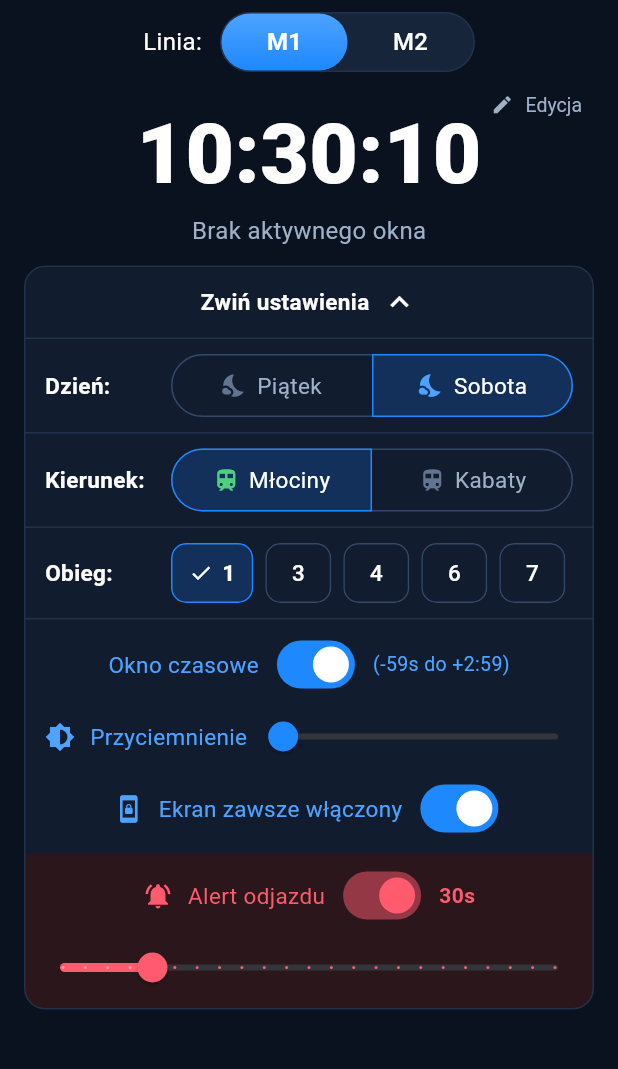
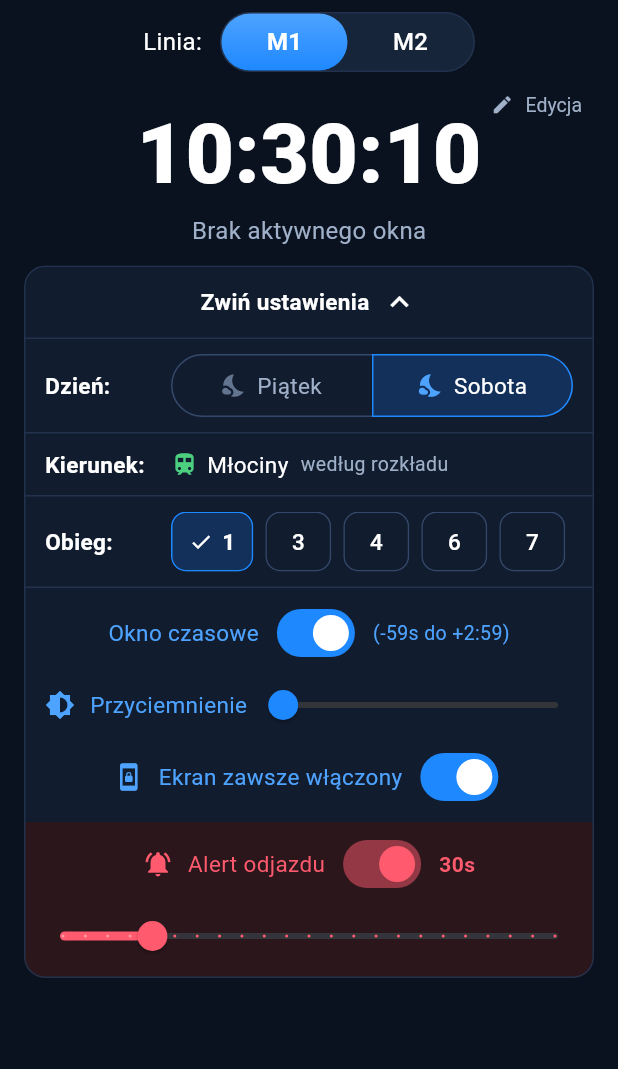
Before and after one commit to pablop76/jazdy-nocne, a Flutter app: the screen it shows after launch, after a tap on "Rozumiem i akceptuję", after a tap on the "settings" icon, on a phone screen of 412 x 824 dp, the part 99-1168 px from its top. Run offline on Flutter 3.47's test engine with Material 3 defaults, Android fonts, the phone set to English and light mode, and no system bars; our stand-ins replace audioplayers, flutter_tts, package_info_plus, shared_preferences, wakelock_plus; missing offline and left inert: ota_update; network calls fail.

Commit message:
Kierunek zawsze zgodny z rozkładem
Kierunku nie da się już wybrać ręcznie: zawsze wynika z rozkładu wybranego
obiegu i godziny. Pigułka „Kierunek” oraz wiersz w ustawieniach tylko go
pokazują, a aplikacja przestała go zapamiętywać.

```diff
--- a/lib/screens/home_screen.dart
+++ b/lib/screens/home_screen.dart
@@ -28,10 +28,9 @@ enum MetroLine { m1, m2 }
 
 class _HomeScreenState extends State<HomeScreen> with WidgetsBindingObserver {
   static const double _cardHeight = 120.0; // Stała wysokość karty
-  // Klucze zapamiętanego wyboru (linia, dzień, kierunek, obieg)
+  // Klucze zapamiętanego wyboru (linia, dzień, obieg)
   static const String _prefLine = 'metro_line';
   static const String _prefDayType = 'day_type';
-  static const String _prefDirection = 'direction';
   static const String _prefCircuit = 'circuit';
   late Timer _timer;
   final ScrollController _scrollController = ScrollController();
@@ -43,9 +42,8 @@ class _HomeScreenState extends State<HomeScreen> with WidgetsBindingObserver {
   // Aktualny czas (rzeczywisty)
   DateTime _currentTime = DateTime.now();
   MetroLine _metroLine = MetroLine.m1;
+  // Kierunek nie jest wybierany: wynika z rozkładu obiegu i godziny
   Direction _direction = Direction.mlociny;
-  // Kierunek ostatnio ustawiony automatycznie na podstawie godziny
-  Direction? _autoDirection;
   DayType _dayType = DayType.saturday; // Piątek lub Sobota/Niedziela
   int _selectedCircuit = 1;
   bool _showTimeWindow = true; // Przełącznik okna czasowego
@@ -101,12 +99,10 @@ class _HomeScreenState extends State<HomeScreen> with WidgetsBindingObserver {
   // Kolejna sekunda zegara
   void _tick() {
     if (!mounted) return;
-    var directionChanged = false;
     setState(() {
       _currentTime = _currentTime.add(const Duration(seconds: 1));
-      directionChanged = _syncDirectionWithTime();
+      _syncDirectionWithTime();
     });
-    if (directionChanged) _saveSelection();
     _checkAndTriggerAlert();
   }
 
@@ -120,15 +116,11 @@ class _HomeScreenState extends State<HomeScreen> with WidgetsBindingObserver {
           _metroLine;
       _dayType =
           DayType.values.asNameMap()[prefs.getString(_prefDayType)] ?? _dayType;
-      _direction =
-          Direction.values.asNameMap()[prefs.getString(_prefDirection)] ??
-          _direction;
       _selectedCircuit = prefs.getInt(_prefCircuit) ?? _selectedCircuit;
       _normalizeSelectedCircuit();
       _initialScrollDone = false;
       _lastActiveStationId = null;
-      // Zapamiętany kierunek ustępuje temu, który wynika z godziny
-      _syncDirectionWithTime(force: true);
+      _syncDirectionWithTime();
     });
   }
 
@@ -137,7 +129,6 @@ class _HomeScreenState extends State<HomeScreen> with WidgetsBindingObserver {
     final prefs = await SharedPreferences.getInstance();
     await prefs.setString(_prefLine, _metroLine.name);
     await prefs.setString(_prefDayType, _dayType.name);
-    await prefs.setString(_prefDirection, _direction.name);
     await prefs.setInt(_prefCircuit, _selectedCircuit);
   }
 
@@ -268,21 +259,14 @@ class _HomeScreenState extends State<HomeScreen> with WidgetsBindingObserver {
     return _isNightServiceTime() ? null : runs.first.direction;
   }
 
-  // Ustawia kierunek według godziny i zwraca true, jeśli go zmienił.
-  // Bez [force] robi to tylko w chwili, gdy obieg zaczyna kurs w drugą
-  // stronę, więc ręcznie wybrany kierunek zostaje do tego momentu.
-  // Wywoływać wewnątrz setState.
-  bool _syncDirectionWithTime({bool force = false}) {
+  // Ustawia kierunek zgodnie z rozkładem. Wywoływać wewnątrz setState.
+  void _syncDirectionWithTime() {
     final scheduled = _scheduledDirection();
-    if (scheduled == null) return false;
-    if (!force && scheduled == _autoDirection) return false;
-    _autoDirection = scheduled;
-    if (_direction == scheduled) return false;
+    if (scheduled == null || scheduled == _direction) return;
     _direction = scheduled;
     _normalizeSelectedCircuit();
     _initialScrollDone = false;
     _lastActiveStationId = null;
-    return true;
   }
 
   List<int> _getCurrentCircuits() {
@@ -606,21 +590,10 @@ class _HomeScreenState extends State<HomeScreen> with WidgetsBindingObserver {
   void _setLine(MetroLine line) {
     setState(() {
       _metroLine = line;
-      _direction = Direction.mlociny;
       _normalizeSelectedCircuit();
       _initialScrollDone = false;
       _lastActiveStationId = null;
-      _syncDirectionWithTime(force: true);
-    });
-    _saveSelection();
-  }
-
-  void _setDirection(Direction direction) {
-    setState(() {
-      _direction = direction;
-      _normalizeSelectedCircuit();
-      _initialScrollDone = false;
-      _lastActiveStationId = null;
+      _syncDirectionWithTime();
     });
     _saveSelection();
   }
@@ -771,7 +744,7 @@ class _HomeScreenState extends State<HomeScreen> with WidgetsBindingObserver {
       _manualTimeMode = false; // zamknij panel edycji
       _hourController.text = hour.toString().padLeft(2, '0');
       _minuteController.text = minute.toString().padLeft(2, '0');
-      _syncDirectionWithTime(force: true);
+      _syncDirectionWithTime();
     });
     _restartClock();
     FocusScope.of(context).unfocus();
@@ -862,33 +835,14 @@ class _HomeScreenState extends State<HomeScreen> with WidgetsBindingObserver {
     );
   }
 
-  // Pigułki z kierunkiem (z szybką zmianą) i obiegiem
+  // Pigułki z kierunkiem i obiegiem
   Widget _buildSelectionChips() {
     return Padding(
       padding: const EdgeInsets.symmetric(horizontal: 16, vertical: 4),
       child: Row(
         mainAxisAlignment: MainAxisAlignment.center,
         children: [
-          Flexible(
-            child: PopupMenuButton<Direction>(
-              tooltip: 'Zmień kierunek',
-              initialValue: _direction,
-              color: AppColors.surfaceHigh,
-              onSelected: _setDirection,
-              itemBuilder: (context) => [
-                for (final direction in Direction.values)
-                  PopupMenuItem(
-                    value: direction,
-                    child: Text(_directionName(direction)),
-                  ),
-              ],
-              child: _buildChip(
-                'Kierunek:',
-                _directionName(_direction),
-                trailing: Icons.keyboard_arrow_down,
-              ),
-            ),
-          ),
+          Flexible(child: _buildChip('Kierunek:', _directionName(_direction))),
           const SizedBox(width: 12),
           _buildChip('Obieg:', '$_selectedCircuit'),
         ],
@@ -896,7 +850,7 @@ class _HomeScreenState extends State<HomeScreen> with WidgetsBindingObserver {
     );
   }
 
-  Widget _buildChip(String label, String value, {IconData? trailing}) {
+  Widget _buildChip(String label, String value) {
     return Container(
       height: 38,
       padding: const EdgeInsets.symmetric(horizontal: 14),
@@ -928,10 +882,6 @@ class _HomeScreenState extends State<HomeScreen> with WidgetsBindingObserver {
               ),
             ),
           ),
-          if (trailing != null) ...[
-            const SizedBox(width: 6),
-            Icon(trailing, size: 18, color: AppColors.textSecondary),
-          ],
         ],
       ),
     );
@@ -1026,7 +976,7 @@ class _HomeScreenState extends State<HomeScreen> with WidgetsBindingObserver {
     );
   }
 
-  // Dwupolowy wybór (dzień, kierunek) w kształcie pigułki
+  // Dwupolowy wybór w kształcie pigułki
   Widget _buildSegmented<T>({
     required Map<T, String> options,
     required T selected,
@@ -1122,7 +1072,7 @@ class _HomeScreenState extends State<HomeScreen> with WidgetsBindingObserver {
               : () {
                   setState(() {
                     _selectedCircuit = circuit;
-                    _syncDirectionWithTime(force: true);
+                    _syncDirectionWithTime();
                   });
                   _saveSelection();
                 },
@@ -1226,25 +1176,37 @@ class _HomeScreenState extends State<HomeScreen> with WidgetsBindingObserver {
               _normalizeSelectedCircuit();
               _initialScrollDone = false;
               _lastActiveStationId = null;
-              _syncDirectionWithTime(force: true);
+              _syncDirectionWithTime();
             });
             _saveSelection();
           },
         ),
       ),
       _settingsDivider,
-      // Wybór kierunku
+      // Kierunek wynika z rozkładu, więc jest tu tylko informacją
       _buildSettingRow(
         'Kierunek:',
-        _buildSegmented<Direction>(
-          options: {
-            for (final direction in Direction.values)
-              direction: _directionName(direction),
-          },
-          selected: _direction,
-          icon: Icons.train,
-          selectedIconColor: AppColors.successBright,
-          onChanged: _setDirection,
+        Row(
+          children: [
+            const Icon(Icons.train, size: 18, color: AppColors.successBright),
+            const SizedBox(width: 6),
+            Text(
+              _directionName(_direction),
+              style: const TextStyle(
+                fontSize: 15,
+                color: AppColors.textPrimary,
+              ),
+            ),
+            const SizedBox(width: 8),
+            const Flexible(
+              child: Text(
+                'według rozkładu',
+                maxLines: 1,
+                overflow: TextOverflow.ellipsis,
+                style: TextStyle(fontSize: 13, color: AppColors.textSecondary),
+              ),
+            ),
+          ],
         ),
       ),
       _settingsDivider,
```
Also changed, not shown: 1 other file.
